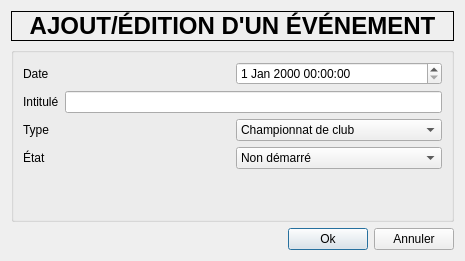
This is EventWindow.ui in arabine/tanca as Qt 5 draws it before an edit. The edited form follows.
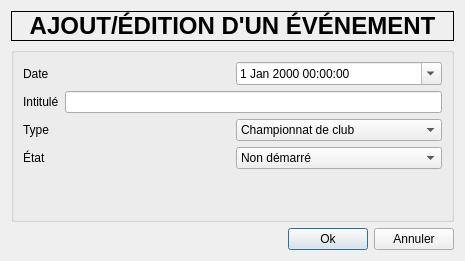
This is the edited form.

Patch:
```diff
--- a/EventWindow.ui
+++ b/EventWindow.ui
@@ -50,7 +50,11 @@
          </widget>
         </item>
         <item>
-         <widget class="QDateTimeEdit" name="dateTimeEdit"/>
+         <widget class="QDateTimeEdit" name="dateTimeEdit">
+          <property name="calendarPopup">
+           <bool>true</bool>
+          </property>
+         </widget>
         </item>
        </layout>
       </item>
```
